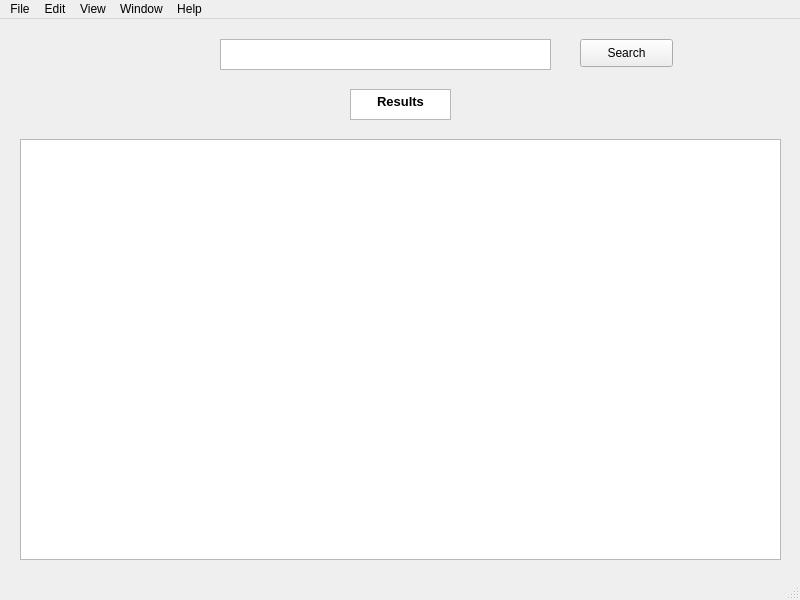
Old version of the form src/main/python/test.ui in the repository dilanSachi/Lyriker.
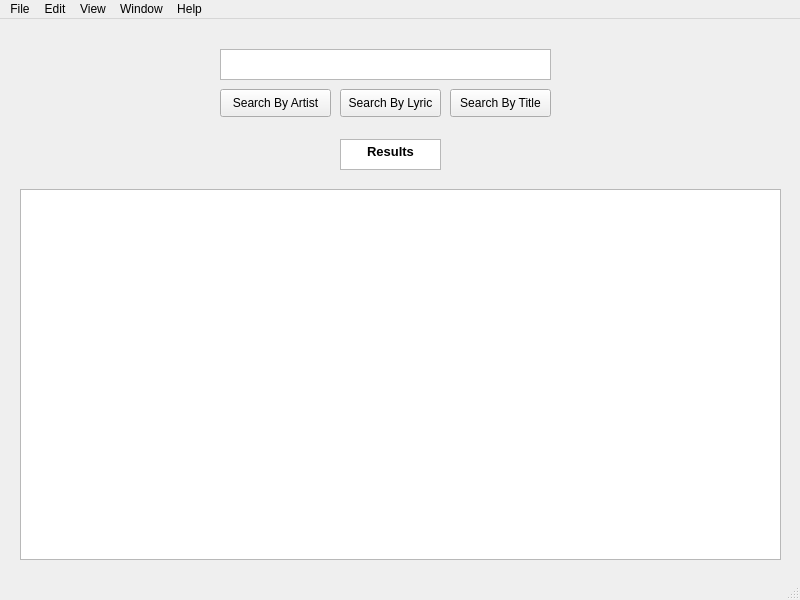
New version of the form.

Commit message: artist search

Diff of the .ui file:
```diff
--- a/src/main/python/test.ui
+++ b/src/main/python/test.ui
@@ -18,7 +18,7 @@
     <property name="geometry">
      <rect>
       <x>220</x>
-      <y>20</y>
+      <y>30</y>
       <width>331</width>
       <height>31</height>
      </rect>
@@ -30,21 +30,21 @@
    <widget class="QPushButton" name="pushButton">
     <property name="geometry">
      <rect>
-      <x>580</x>
-      <y>20</y>
-      <width>93</width>
+      <x>340</x>
+      <y>70</y>
+      <width>101</width>
       <height>28</height>
      </rect>
     </property>
     <property name="text">
-     <string>Search</string>
+     <string>Search By Lyric</string>
     </property>
    </widget>
    <widget class="QTextEdit" name="textEdit_2">
     <property name="geometry">
      <rect>
-      <x>350</x>
-      <y>70</y>
+      <x>340</x>
+      <y>120</y>
       <width>101</width>
       <height>31</height>
      </rect>
@@ -61,12 +61,38 @@
     <property name="geometry">
      <rect>
       <x>20</x>
-      <y>120</y>
+      <y>170</y>
       <width>761</width>
-      <height>421</height>
+      <height>371</height>
      </rect>
     </property>
    </widget>
+   <widget class="QPushButton" name="btnArtistSearch">
+    <property name="geometry">
+     <rect>
+      <x>220</x>
+      <y>70</y>
+      <width>111</width>
+      <height>28</height>
+     </rect>
+    </property>
+    <property name="text">
+     <string>Search By Artist</string>
+    </property>
+   </widget>
+   <widget class="QPushButton" name="btnTitleSearch">
+    <property name="geometry">
+     <rect>
+      <x>450</x>
+      <y>70</y>
+      <width>101</width>
+      <height>28</height>
+     </rect>
+    </property>
+    <property name="text">
+     <string>Search By Title</string>
+    </property>
+   </widget>
   </widget>
   <widget class="QMenuBar" name="menubar">
    <property name="geometry">
```
Left out of the diff: 2 changed lines with no effect on the pictures. The commit also changes 16 other files.
